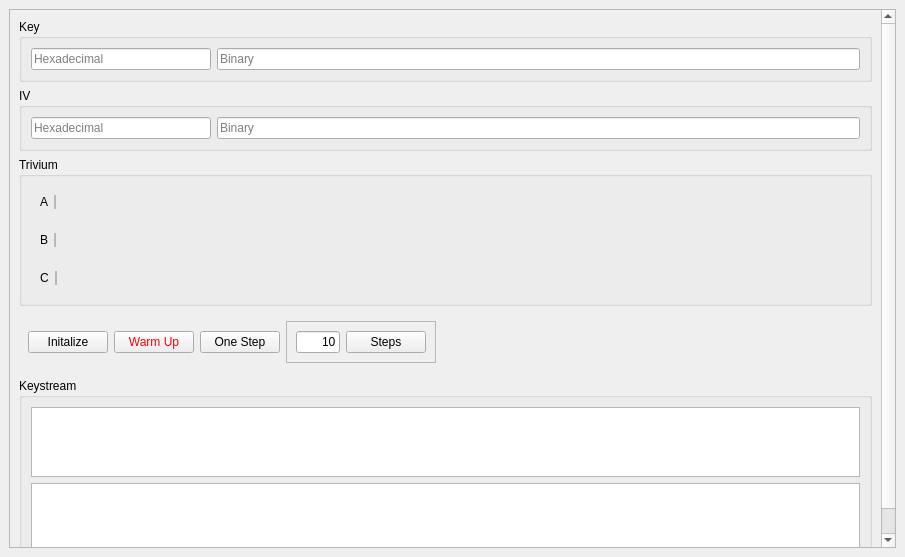
The window that trivium/gui/ui/mainwindow.ui (WerthersEchte/advanced_crytography_trivium) describes before a commit, drawn with Qt 5.
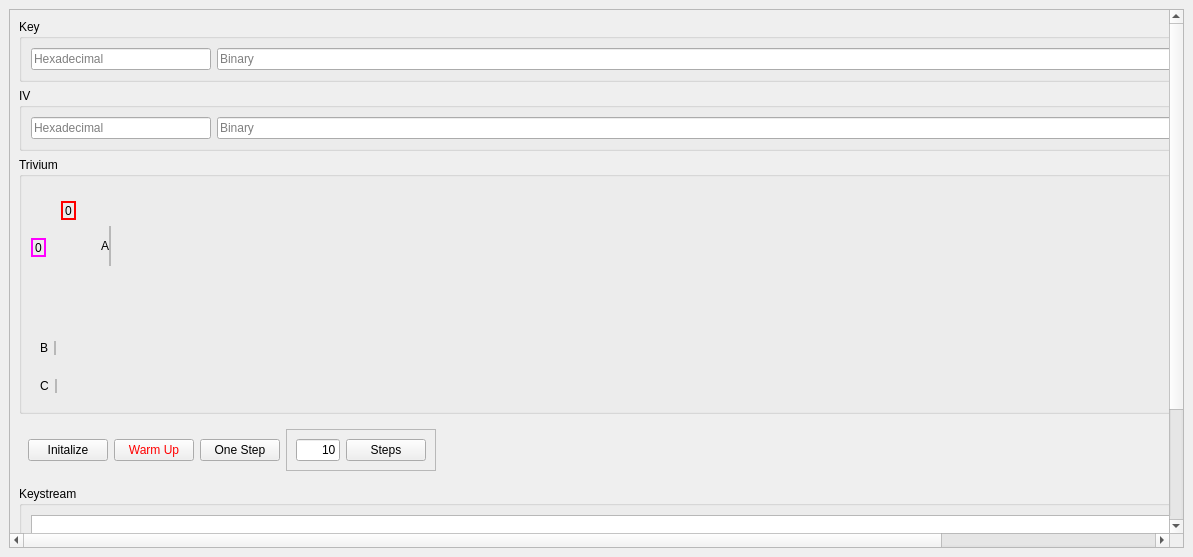
The same window after the commit.

```diff
--- a/trivium/gui/ui/mainwindow.ui
+++ b/trivium/gui/ui/mainwindow.ui
@@ -6,7 +6,7 @@
    <rect>
     <x>0</x>
     <y>0</y>
-    <width>905</width>
+    <width>1193</width>
     <height>557</height>
    </rect>
   </property>
@@ -25,8 +25,8 @@
         <rect>
          <x>0</x>
          <y>0</y>
-         <width>869</width>
-         <height>614</height>
+         <width>1440</width>
+         <height>711</height>
         </rect>
        </property>
        <layout class="QVBoxLayout" name="verticalLayout_4">
@@ -124,46 +124,136 @@
            <string>Trivium</string>
           </property>
           <layout class="QVBoxLayout" name="verticalLayout_3">
-           <item alignment="Qt::AlignLeft">
-            <widget class="QWidget" name="wA" native="true">
-             <layout class="QHBoxLayout" name="horizontalLayout_6">
+           <item>
+            <widget class="QWidget" name="wAllA" native="true">
+             <layout class="QHBoxLayout" name="horizontalLayout_11">
+              <property name="spacing">
+               <number>0</number>
+              </property>
+              <property name="leftMargin">
+               <number>0</number>
+              </property>
+              <property name="topMargin">
+               <number>0</number>
+              </property>
+              <property name="rightMargin">
+               <number>0</number>
+              </property>
+              <property name="bottomMargin">
+               <number>0</number>
+              </property>
               <item>
-               <widget class="QLabel" name="lA">
-                <property name="sizePolicy">
-                 <sizepolicy hsizetype="Minimum" vsizetype="Minimum">
-                  <horstretch>0</horstretch>
-                  <verstretch>0</verstretch>
-                 </sizepolicy>
+               <widget class="QWidget" name="wAFront" native="true">
+                <property name="minimumSize">
+                 <size>
+                  <width>70</width>
+                  <height>140</height>
+                 </size>
                 </property>
                 <property name="maximumSize">
                  <size>
-                  <width>14</width>
-                  <height>16777215</height>
+                  <width>70</width>
+                  <height>140</height>
                  </size>
                 </property>
-                <property name="styleSheet">
-                 <string notr="true">font: 16pt &quot;Monospace&quot;;</string>
-                </property>
-                <property name="text">
-                 <string>A</string>
-                </property>
-                <property name="alignment">
-                 <set>Qt::AlignCenter</set>
-                </property>
+                <widget class="QLabel" name="lAFront">
+                 <property name="geometry">
+                  <rect>
+                   <x>0</x>
+                   <y>0</y>
+                   <width>70</width>
+                   <height>140</height>
+                  </rect>
+                 </property>
+                 <property name="minimumSize">
+                  <size>
+                   <width>70</width>
+                   <height>140</height>
+                  </size>
+                 </property>
+                 <property name="maximumSize">
+                  <size>
+                   <width>70</width>
+                   <height>140</height>
+                  </size>
+                 </property>
+                 <property name="text">
+                  <string/>
+                 </property>
+                </widget>
+                <widget class="QLabel" name="lABit69">
+                 <property name="geometry">
+                  <rect>
+                   <x>30</x>
+                   <y>15</y>
+                   <width>15</width>
+                   <height>19</height>
+                  </rect>
+                 </property>
+                 <property name="minimumSize">
+                  <size>
+                   <width>15</width>
+                   <height>19</height>
+                  </size>
+                 </property>
+                 <property name="maximumSize">
+                  <size>
+                   <width>15</width>
+                   <height>19</height>
+                  </size>
+                 </property>
+                 <property name="styleSheet">
+                  <string notr="true">QWidget#lABit69 {border-style: solid; border-width: 2; border-color: rgb(255, 0, 0);}</string>
+                 </property>
+                 <property name="frameShape">
+                  <enum>QFrame::Box</enum>
+                 </property>
+                 <property name="text">
+                  <string>0</string>
+                 </property>
+                 <property name="alignment">
+                  <set>Qt::AlignCenter</set>
+                 </property>
+                </widget>
+                <widget class="QLabel" name="lCBit66_111_110_109">
+                 <property name="geometry">
+                  <rect>
+                   <x>0</x>
+                   <y>52</y>
+                   <width>15</width>
+                   <height>19</height>
+                  </rect>
+                 </property>
+                 <property name="minimumSize">
+                  <size>
+                   <width>15</width>
+                   <height>19</height>
+                  </size>
+                 </property>
+                 <property name="maximumSize">
+                  <size>
+                   <width>15</width>
+                   <height>19</height>
+                  </size>
+                 </property>
+                 <property name="styleSheet">
+                  <string notr="true">QWidget#lCBit66_111_110_109 {border-style: solid; border-width: 2; border-color: rgb(255, 0, 255);}</string>
+                 </property>
+                 <property name="frameShape">
+                  <enum>QFrame::Box</enum>
+                 </property>
+                 <property name="text">
+                  <string>0</string>
+                 </property>
+                 <property name="alignment">
+                  <set>Qt::AlignCenter</set>
+                 </property>
+                </widget>
                </widget>
               </item>
               <item>
-               <widget class="QFrame" name="fA">
-                <property name="frameShape">
-                 <enum>QFrame::StyledPanel</enum>
-                </property>
-                <property name="frameShadow">
-                 <enum>QFrame::Raised</enum>
-                </property>
-                <property name="lineWidth">
-                 <number>3</number>
-                </property>
-                <layout class="QHBoxLayout" name="horizontalLayout_5">
+               <widget class="QWidget" name="wAMiddle" native="true">
+                <layout class="QVBoxLayout" name="verticalLayout_5">
                  <property name="spacing">
                   <number>0</number>
                  </property>
@@ -179,9 +269,187 @@
                  <property name="bottomMargin">
                   <number>0</number>
                  </property>
+                 <item>
+                  <widget class="QWidget" name="wAMiddleTop" native="true">
+                   <property name="sizePolicy">
+                    <sizepolicy hsizetype="Fixed" vsizetype="Fixed">
+                     <horstretch>0</horstretch>
+                     <verstretch>0</verstretch>
+                    </sizepolicy>
+                   </property>
+                   <property name="minimumSize">
+                    <size>
+                     <width>1316</width>
+                     <height>40</height>
+                    </size>
+                   </property>
+                   <property name="maximumSize">
+                    <size>
+                     <width>1316</width>
+                     <height>40</height>
+                    </size>
+                   </property>
+                   <layout class="QHBoxLayout" name="horizontalLayout_12">
+                    <property name="spacing">
+                     <number>0</number>
+                    </property>
+                    <property name="leftMargin">
+                     <number>0</number>
+                    </property>
+                    <property name="topMargin">
+                     <number>0</number>
+                    </property>
+                    <property name="rightMargin">
+                     <number>0</number>
+                    </property>
+                    <property name="bottomMargin">
+                     <number>0</number>
+                    </property>
+                    <item>
+                     <widget class="QLabel" name="lAMTop">
+                      <property name="minimumSize">
+                       <size>
+                        <width>1316</width>
+                        <height>40</height>
+                       </size>
+                      </property>
+                      <property name="maximumSize">
+                       <size>
+                        <width>1316</width>
+                        <height>40</height>
+                       </size>
+                      </property>
+                      <property name="styleSheet">
+                       <string notr="true"/>
+                      </property>
+                      <property name="text">
+                       <string/>
+                      </property>
+                      <property name="scaledContents">
+                       <bool>false</bool>
+                      </property>
+                     </widget>
+                    </item>
+                   </layout>
+                  </widget>
+                 </item>
+                 <item alignment="Qt::AlignLeft">
+                  <widget class="QWidget" name="wA" native="true">
+                   <layout class="QHBoxLayout" name="horizontalLayout_6">
+                    <property name="spacing">
+                     <number>0</number>
+                    </property>
+                    <property name="leftMargin">
+                     <number>0</number>
+                    </property>
+                    <property name="topMargin">
+                     <number>0</number>
+                    </property>
+                    <property name="rightMargin">
+                     <number>0</number>
+                    </property>
+                    <property name="bottomMargin">
+                     <number>0</number>
+                    </property>
+                    <item>
+                     <widget class="QLabel" name="lA">
+                      <property name="sizePolicy">
+                       <sizepolicy hsizetype="Minimum" vsizetype="Minimum">
+                        <horstretch>0</horstretch>
+                        <verstretch>0</verstretch>
+                       </sizepolicy>
+                      </property>
+                      <property name="maximumSize">
+                       <size>
+                        <width>14</width>
+                        <height>16777215</height>
+                       </size>
+                      </property>
+                      <property name="styleSheet">
+                       <string notr="true">font: 16pt &quot;Monospace&quot;;</string>
+                      </property>
+                      <property name="text">
+                       <string>A</string>
+                      </property>
+                      <property name="alignment">
+                       <set>Qt::AlignCenter</set>
+                      </property>
+                     </widget>
+                    </item>
+                    <item>
+                     <widget class="QFrame" name="fA">
+                      <property name="frameShape">
+                       <enum>QFrame::StyledPanel</enum>
+                      </property>
+                      <property name="frameShadow">
+                       <enum>QFrame::Raised</enum>
+                      </property>
+                      <property name="lineWidth">
+                       <number>3</number>
+                      </property>
+                      <layout class="QHBoxLayout" name="horizontalLayout_5">
+                       <property name="spacing">
+                        <number>0</number>
+                       </property>
+                       <property name="leftMargin">
+                        <number>0</number>
+                       </property>
+                       <property name="topMargin">
+                        <number>0</number>
+                       </property>
+                       <property name="rightMargin">
+                        <number>0</number>
+                       </property>
+                       <property name="bottomMargin">
+                        <number>0</number>
+                       </property>
+                      </layout>
+                     </widget>
+                    </item>
+                   </layout>
+                  </widget>
+                 </item>
+                 <item>
+                  <widget class="QWidget" name="wAMiddleBottom" native="true">
+                   <property name="sizePolicy">
+                    <sizepolicy hsizetype="Fixed" vsizetype="Fixed">
+                     <horstretch>0</horstretch>
+                     <verstretch>0</verstretch>
+                    </sizepolicy>
+                   </property>
+                   <property name="minimumSize">
+                    <size>
+                     <width>1316</width>
+                     <height>60</height>
+                    </size>
+                   </property>
+                   <property name="maximumSize">
+                    <size>
+                     <width>1316</width>
+                     <height>60</height>
+                    </size>
+                   </property>
+                  </widget>
+                 </item>
                 </layout>
                </widget>
               </item>
+              <item>
+               <widget class="QWidget" name="wABack" native="true"/>
+              </item>
+              <item>
+               <spacer name="horizontalSpacer_2">
+                <property name="orientation">
+                 <enum>Qt::Horizontal</enum>
+                </property>
+                <property name="sizeHint" stdset="0">
+                 <size>
+                  <width>751</width>
+                  <height>20</height>
+                 </size>
+                </property>
+               </spacer>
+              </item>
              </layout>
             </widget>
            </item>
```
Left out of the diff: 4 changed lines with no effect on the pictures.
